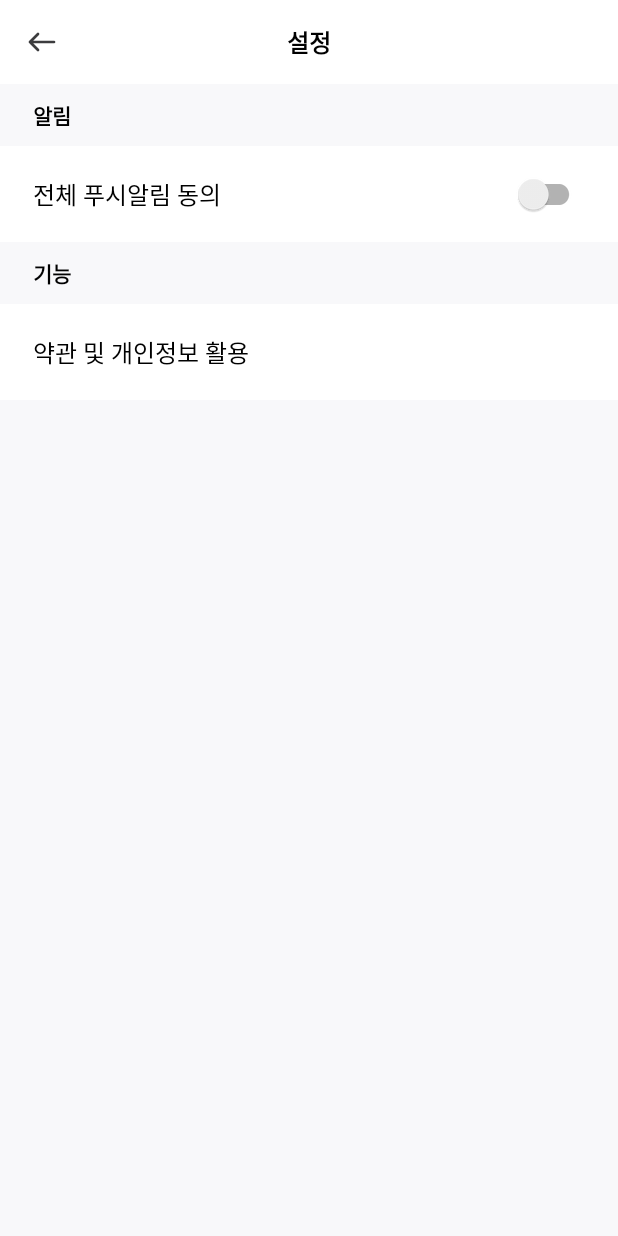
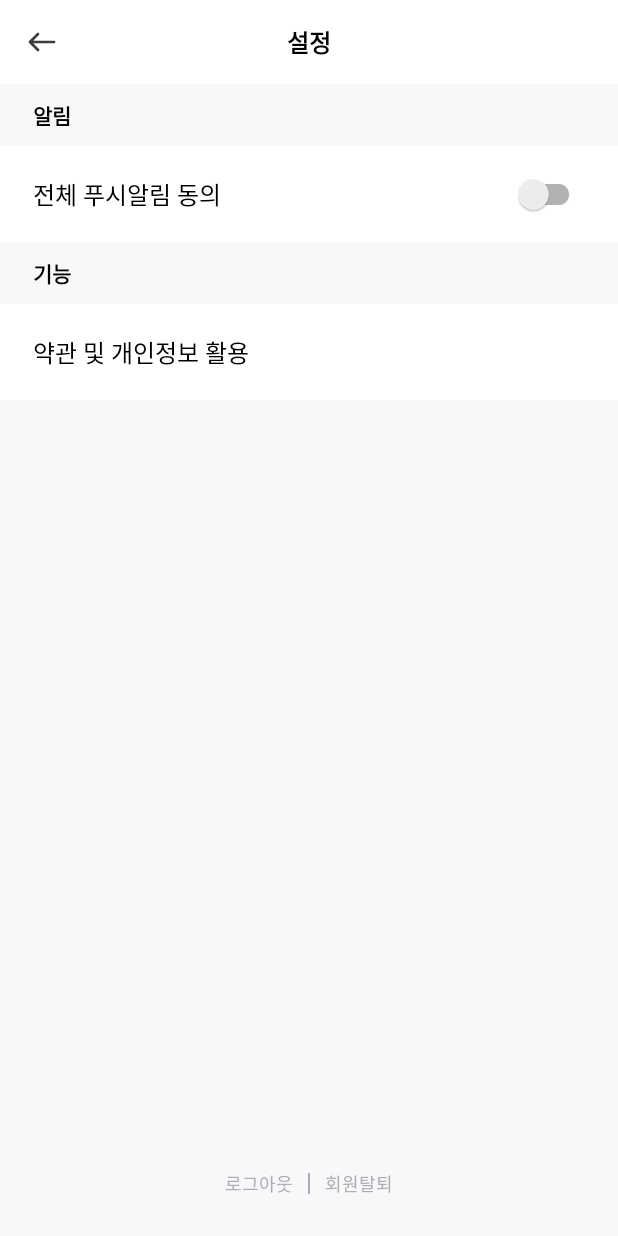
Before and after one commit to Toursix206/turnaround-aos, an Android app: the SettingActivity screen opened directly, with no data from a screen before it, on a phone screen of 412 x 824 dp. Run offline under Robolectric (Android 15) with nearby library versions, the light colour scheme and no system bars; our stand-ins replace Dagger/Hilt's generated code, Timber, data binding; libraries missing offline, so code that uses them is left out: com.suke.widget; plain views replace SwitchButton; 2 statements that could not run were skipped.

Commit message:
#30 [ui] 회원가입, 회원탈퇴 xml 추가

```diff
--- a/app/src/main/res/layout/activity_setting.xml
+++ b/app/src/main/res/layout/activity_setting.xml
@@ -104,6 +104,39 @@
             app:layout_constraintStart_toStartOf="parent"
             app:layout_constraintTop_toBottomOf="@id/tv_setting_function" />
 
+        <View
+            android:id="@+id/view_setting"
+            android:layout_width="1dp"
+            android:layout_height="14dp"
+            android:layout_marginBottom="28dp"
+            android:background="@color/turnaround_gray_6"
+            app:layout_constraintBottom_toBottomOf="parent"
+            app:layout_constraintEnd_toEndOf="parent"
+            app:layout_constraintStart_toStartOf="parent" />
+
+        <TextView
+            android:id="@+id/tv_setting_logout"
+            android:layout_width="wrap_content"
+            android:layout_height="wrap_content"
+            android:padding="10dp"
+            android:text="@string/setting_logout"
+            android:textAppearance="@style/caption_regular"
+            android:textColor="@color/turnaround_gray_6"
+            app:layout_constraintBottom_toBottomOf="@id/view_setting"
+            app:layout_constraintEnd_toStartOf="@id/view_setting"
+            app:layout_constraintTop_toTopOf="@id/view_setting" />
+
+        <TextView
+            android:id="@+id/tv_setting_withdrawal"
+            android:layout_width="wrap_content"
+            android:layout_height="wrap_content"
+            android:padding="10dp"
+            android:text="@string/setting_withdrawal"
+            android:textAppearance="@style/caption_regular"
+            android:textColor="@color/turnaround_gray_6"
+            app:layout_constraintBottom_toBottomOf="@id/view_setting"
+            app:layout_constraintStart_toEndOf="@id/view_setting"
+            app:layout_constraintTop_toTopOf="@id/view_setting" />
 
     </androidx.constraintlayout.widget.ConstraintLayout>
 </layout>
--- a/app/src/main/res/values/strings.xml
+++ b/app/src/main/res/values/strings.xml
@@ -140,5 +140,7 @@
     <string name="setting_function">기능</string>
     <string name="setting_alarm_item">전체 푸시알림 동의</string>
     <string name="setting_function_item">약관 및 개인정보 활용</string>
+    <string name="setting_withdrawal">회원탈퇴</string>
+    <string name="setting_logout">로그아웃</string>
 
 </resources>
```
